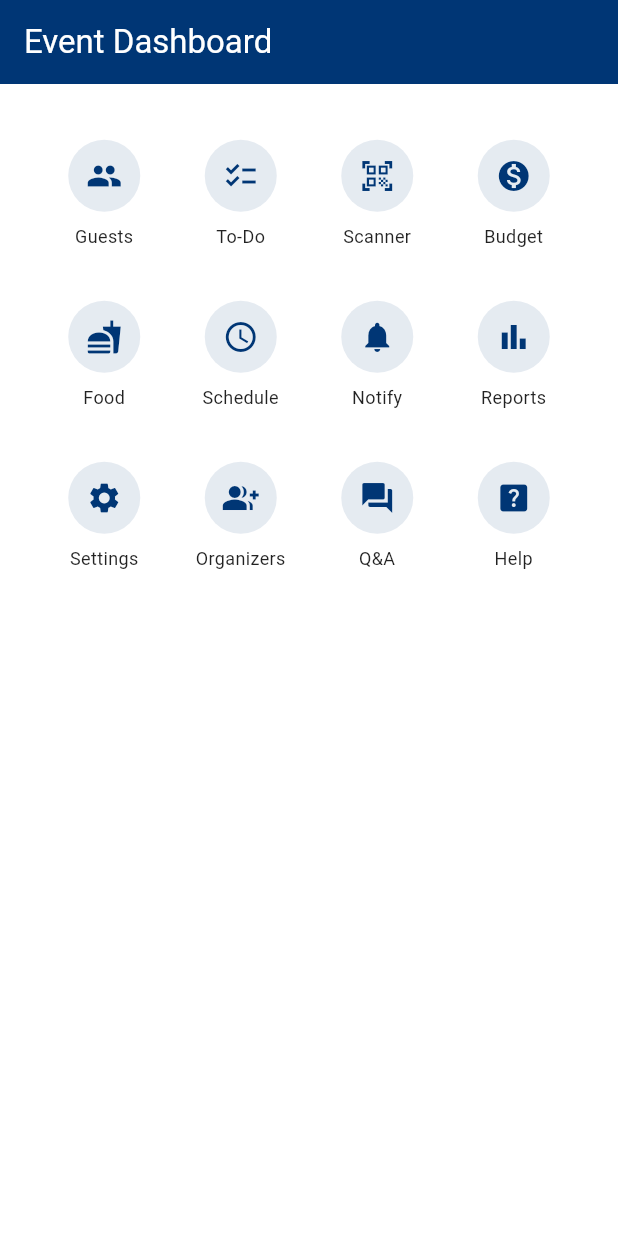
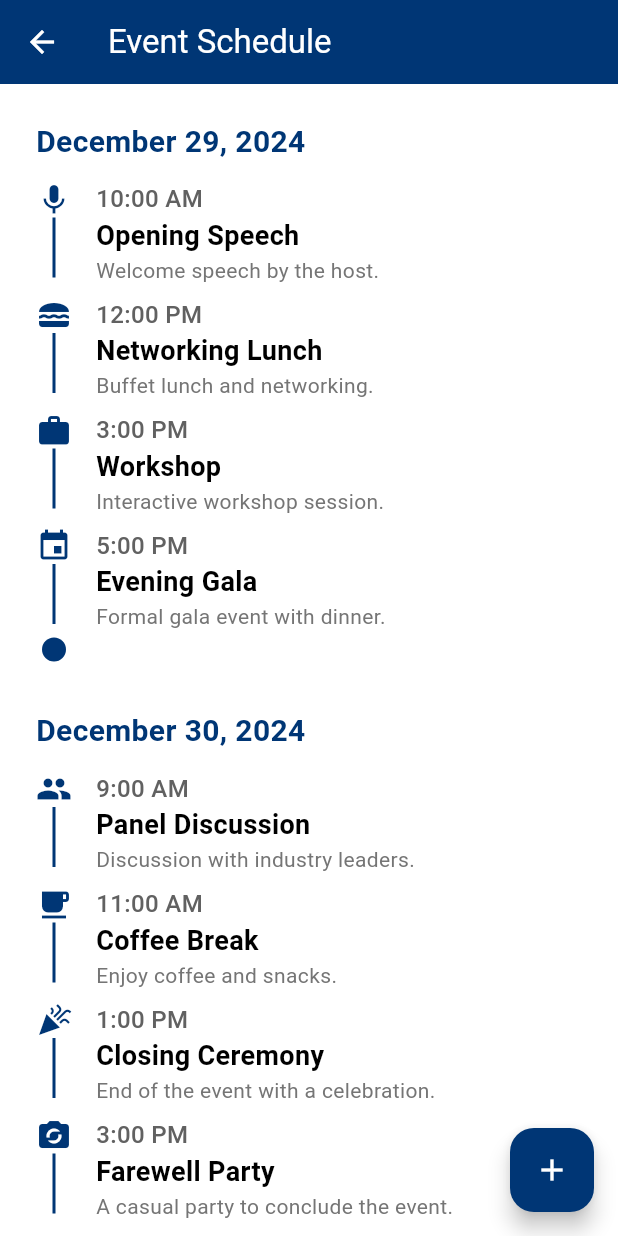
Before and after one commit to Hemalv02/Momento, a Flutter app: the screen it shows after launch, after a tap on "Schedule", on a phone screen of 412 x 824 dp. Run offline on Flutter 3.47's test engine with Material 3 defaults, Android fonts, the phone set to English and light mode, and no system bars; our stand-ins replace dots_indicator, flutter_bloc, flutter_native_splash, flutter_screenutil, fluttertoast, shared_preferences; missing offline and left inert: mobile_scanner.

Commit message:
Added Event Schedule UI

```diff
--- a/lib/main.dart
+++ b/lib/main.dart
@@ -11,6 +11,7 @@ import 'package:momento/screens/auth/reset_password/reset_password.dart';
 import 'package:momento/screens/auth/sign_up/signup.dart';
 import 'package:momento/screens/events/create_event.dart';
 import 'package:momento/screens/events/event_home.dart';
+import 'package:momento/screens/events/event_schedule.dart';
 import 'package:momento/screens/events/guest_list.dart';
 import 'package:momento/screens/events/ticket_scanner.dart';
 import 'package:momento/screens/home.dart';
@@ -63,7 +64,8 @@ class MomentoApp extends StatelessWidget {
             'create_event': (context) => const CreateEventScreen(),
             'event_home': (context) => const EventHome(),
             'ticket_scanner': (context) => const QRScannerPage(),
-            'guest_list': (context) => GuestList()
+            'guest_list': (context) => const GuestList(),
+            'event_schedule': (context) => const EventSchedule(),
           },
           //initialRoute: initialRoute,
           initialRoute: 'event_home',
--- a/lib/screens/events/event_home.dart
+++ b/lib/screens/events/event_home.dart
@@ -71,7 +71,7 @@ class _EventHomeState extends State<EventHome> {
                     icon: Icons.schedule,
                     label: 'Schedule',
                     onTap: () {
-                      print('Schedule tapped');
+                      Navigator.of(context).pushNamed('event_schedule');
                     },
                   ),
                   _buildFeatureItem(
--- /dev/null
+++ b/lib/screens/events/event_schedule.dart
@@ -0,0 +1,222 @@
+import 'package:flutter/material.dart';
+import 'package:momento/screens/events/schedule_add.dart';
+
+final List<Map<String, dynamic>> events = [
+  {
+    "date": "December 29, 2024",
+    "events": [
+      {
+        "time": "10:00 AM",
+        "name": "Opening Speech",
+        "icon": Icons.mic,
+        "description": "Welcome speech by the host."
+      },
+      {
+        "time": "12:00 PM",
+        "name": "Networking Lunch",
+        "icon": Icons.lunch_dining,
+        "description": "Buffet lunch and networking."
+      },
+      {
+        "time": "3:00 PM",
+        "name": "Workshop",
+        "icon": Icons.work,
+        "description": "Interactive workshop session."
+      },
+      {
+        "time": "5:00 PM",
+        "name": "Evening Gala",
+        "icon": Icons.event,
+        "description": "Formal gala event with dinner."
+      }
+    ]
+  },
+  {
+    "date": "December 30, 2024",
+    "events": [
+      {
+        "time": "9:00 AM",
+        "name": "Panel Discussion",
+        "icon": Icons.group,
+        "description": "Discussion with industry leaders."
+      },
+      {
+        "time": "11:00 AM",
+        "name": "Coffee Break",
+        "icon": Icons.local_cafe,
+        "description": "Enjoy coffee and snacks."
+      },
+      {
+        "time": "1:00 PM",
+        "name": "Closing Ceremony",
+        "icon": Icons.celebration,
+        "description": "End of the event with a celebration."
+      },
+      {
+        "time": "3:00 PM",
+        "name": "Farewell Party",
+        "icon": Icons.party_mode,
+        "description": "A casual party to conclude the event."
+      }
+    ]
+  },
+  {
+    "date": "December 31, 2024",
+    "events": [
+      {
+        "time": "8:00 AM",
+        "name": "Yoga Session",
+        "icon": Icons.self_improvement,
+        "description": "Start the day with a relaxing yoga session."
+      },
+      {
+        "time": "10:00 AM",
+        "name": "Keynote Speech",
+        "icon": Icons.record_voice_over,
+        "description": "Inspirational talk by a guest speaker."
+      },
+      {
+        "time": "1:00 PM",
+        "name": "Group Photos",
+        "icon": Icons.camera_alt,
+        "description": "Capture memories with group photos."
+      },
+      {
+        "time": "4:00 PM",
+        "name": "Award Ceremony",
+        "icon": Icons.emoji_events,
+        "description": "Recognition of outstanding participants."
+      }
+    ]
+  }
+];
+
+class EventSchedule extends StatelessWidget {
+  const EventSchedule({super.key});
+
+  @override
+  Widget build(BuildContext context) {
+    return Scaffold(
+      appBar: AppBar(
+        title: const Text("Event Schedule"),
+        backgroundColor: const Color(0xFF003675),
+        foregroundColor: Colors.white,
+      ),
+      backgroundColor: Colors.white,
+      body: Padding(
+        padding: const EdgeInsets.all(8.0),
+        child: ListView.builder(
+          itemCount: events.length,
+          itemBuilder: (context, index) {
+            final day = events[index];
+            return Padding(
+              padding:
+                  const EdgeInsets.symmetric(vertical: 16.0, horizontal: 16.0),
+              child: Column(
+                crossAxisAlignment: CrossAxisAlignment.start,
+                children: [
+                  Text(
+                    day['date'],
+                    style: const TextStyle(
+                      fontSize: 20.0,
+                      fontWeight: FontWeight.bold,
+                      color: Color(0xFF003675),
+                    ),
+                  ),
+                  const SizedBox(height: 8.0),
+                  Column(
+                    children:
+                        day['events'].asMap().entries.map<Widget>((entry) {
+                      final event = entry.value;
+                      return TimelineTile(event: event);
+                    }).toList(),
+                  ),
+                  Container(
+                    margin: const EdgeInsets.only(left: 4.0),
+                    width: 16.0,
+                    height: 16.0,
+                    decoration: const BoxDecoration(
+                      color: Color(0xFF003675),
+                      shape: BoxShape.circle,
+                    ),
+                  ),
+                ],
+              ),
+            );
+          },
+        ),
+      ),
+      floatingActionButton: FloatingActionButton(
+        onPressed: () => showScheduleModal(context),
+        backgroundColor: const Color(0xFF003675),
+        foregroundColor: Colors.white,
+        child: const Icon(Icons.add),
+      ),
+    );
+  }
+}
+
+class TimelineTile extends StatelessWidget {
+  final Map<String, dynamic> event;
+
+  const TimelineTile({
+    super.key,
+    required this.event,
+  });
+
+  @override
+  Widget build(BuildContext context) {
+    return Padding(
+      padding: const EdgeInsets.symmetric(vertical: 4.0),
+      child: Row(
+        crossAxisAlignment: CrossAxisAlignment.start,
+        children: [
+          Column(
+            children: [
+              Icon(
+                event['icon'],
+                color: const Color(0xFF003675),
+              ),
+              Container(
+                width: 2.0,
+                height: 40.0,
+                color: const Color(0xFF003675),
+              ),
+            ],
+          ),
+          const SizedBox(width: 16.0),
+          Expanded(
+            child: Column(
+              crossAxisAlignment: CrossAxisAlignment.start,
+              children: [
+                Text(
+                  event['time'],
+                  style: TextStyle(
+                    fontSize: 16.0,
+                    fontWeight: FontWeight.w500,
+                    color: Colors.grey[700],
+                  ),
+                ),
+                Text(
+                  event['name'],
+                  style: const TextStyle(
+                    fontSize: 18.0,
+                    fontWeight: FontWeight.bold,
+                    color: Colors.black,
+                  ),
+                ),
+                Text(
+                  event['description'],
+                  style: TextStyle(
+                    fontSize: 14.0,
+                    color: Colors.grey[600],
+                  ),
+                ),
+              ],
+            ),
+          ),
+        ],
+      ),
+    );
+  }
+}
```
Also changed, not shown: lib/screens/events/schedule_add.dart (added, +226 -0 lines).
